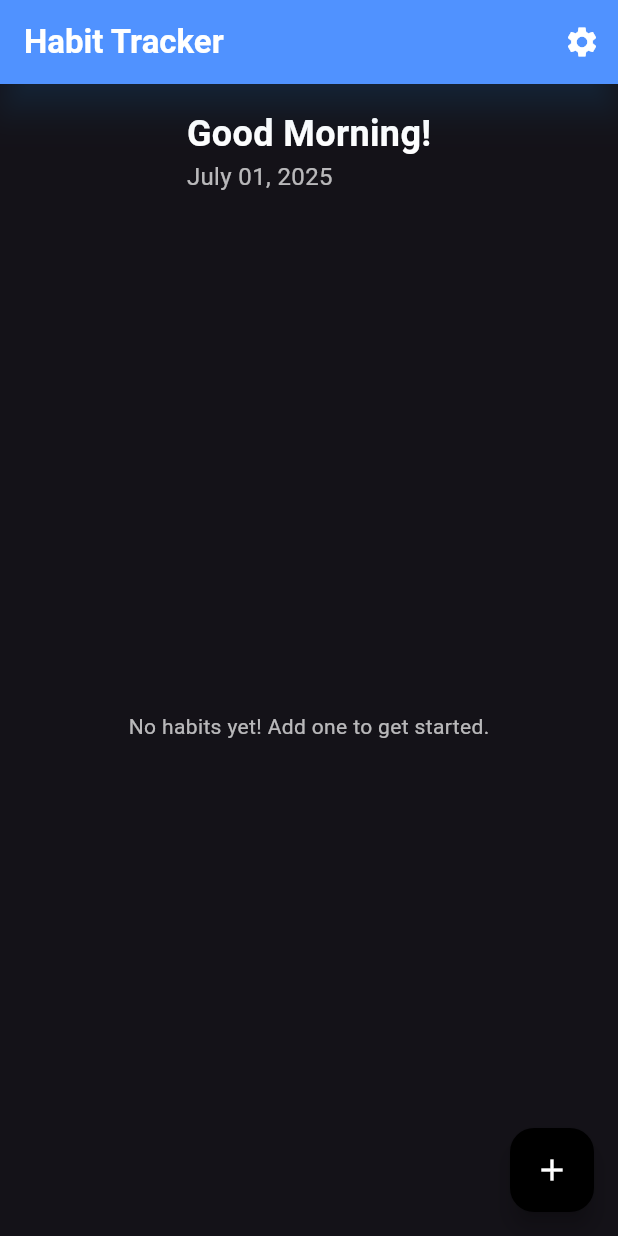
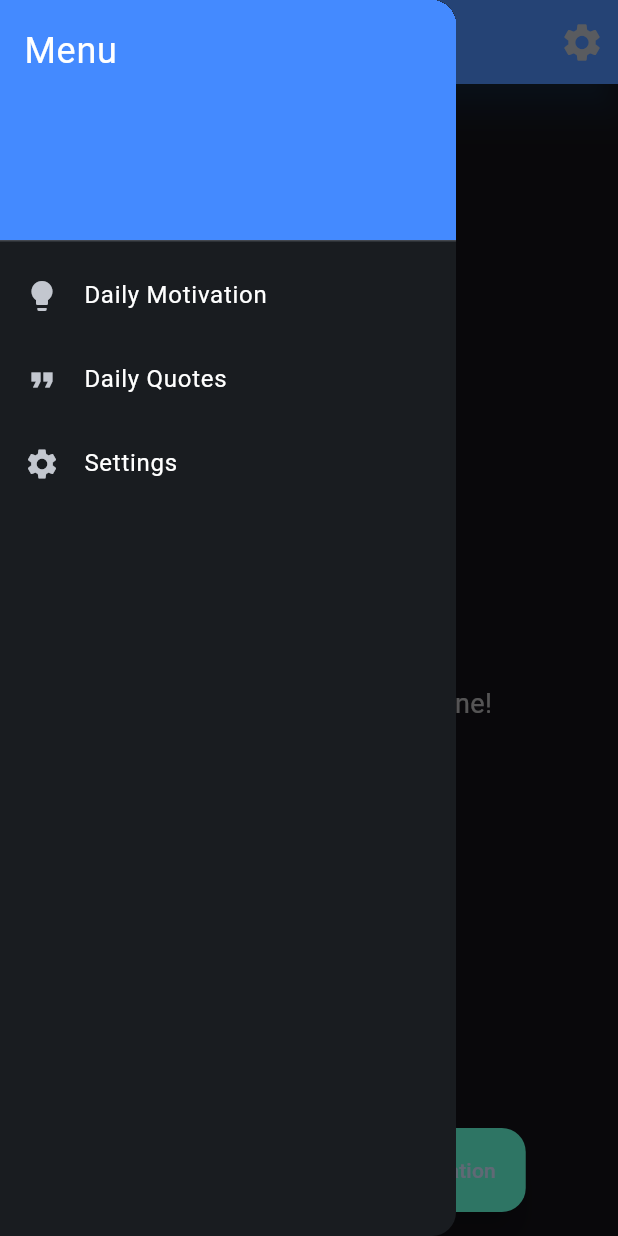
Before and after one commit to sajidbaba1/Habit-Tracker-App, a Flutter app: the screen it shows after launch, with the side drawer open (before the commit the screen has no drawer), on a phone screen of 412 x 824 dp. Run offline on Flutter 3.47's test engine with Material 3 defaults, Android fonts, the phone set to English and light mode, and no system bars; drawn by our look-alikes of animated_text_kit; our stand-ins replace flutter_colorpicker, get_it, rxdart, sqflite; accounts and stored records are empty.

Commit message:
changed the habit card and some issues related to the synchronous

```diff
--- a/lib/main.dart
+++ b/lib/main.dart
@@ -1,10 +1,13 @@
 import 'package:flutter/material.dart';
 import 'package:provider/provider.dart';
+import 'package:habit_tracker_app/providers/habit_provider.dart';
 import 'package:habit_tracker_app/screens/home_screen.dart';
-import 'package:habit_tracker_app/providers/habit_provider.dart';
+import 'package:get_it/get_it.dart';
+import 'package:habit_tracker_app/services/navigation_service.dart';
 
 void main() async {
   WidgetsFlutterBinding.ensureInitialized();
+  GetIt.I.registerSingleton<NavigationService>(NavigationService());
   runApp(const MyApp());
 }
 
@@ -15,11 +18,13 @@ class MyApp extends StatelessWidget {
   Widget build(BuildContext context) {
     return MultiProvider(
       providers: [
-        ChangeNotifierProvider(create: (_) => HabitProvider()),
+        ChangeNotifierProvider(create: (_) => HabitProvider()..loadHabits()),
       ],
-      child: Consumer<HabitProvider>(
-        builder: (context, habitProvider, child) {
+      child: Builder(
+        builder: (context) {
+          final habitProvider = Provider.of<HabitProvider?>(context);
           return MaterialApp(
+            navigatorKey: GetIt.I<NavigationService>().navigatorKey,
             title: 'Habit Tracker',
             theme: ThemeData(
               colorScheme: ColorScheme.fromSeed(
@@ -62,7 +67,7 @@ class MyApp extends StatelessWidget {
                 bodyLarge: TextStyle(color: Colors.white70),
               ),
             ),
-            themeMode: habitProvider.isDarkMode ? ThemeMode.dark : ThemeMode.light,
+            themeMode: habitProvider != null && habitProvider.isDarkMode ? ThemeMode.dark : ThemeMode.light,
             home: const HomeScreen(),
           );
         },
--- a/lib/screens/home_screen.dart
+++ b/lib/screens/home_screen.dart
@@ -1,10 +1,16 @@
 import 'package:flutter/material.dart';
 import 'package:provider/provider.dart';
-import 'package:habit_tracker_app/providers/habit_provider.dart';
+import 'package:animated_text_kit/animated_text_kit.dart';
+import 'package:intl/intl.dart';
 import 'package:habit_tracker_app/screens/add_habit_screen.dart';
 import 'package:habit_tracker_app/screens/settings_screen.dart';
+import 'package:habit_tracker_app/screens/daily_motivation_screen.dart';
+import 'package:habit_tracker_app/screens/daily_quotes_screen.dart';
+import 'package:habit_tracker_app/providers/habit_provider.dart';
 import 'package:habit_tracker_app/widgets/habit_card.dart';
-import 'package:intl/intl.dart';
+import 'package:habit_tracker_app/services/navigation_service.dart';
+import 'package:get_it/get_it.dart';
+import 'package:animations/animations.dart';
 
 class HomeScreen extends StatelessWidget {
   const HomeScreen({super.key});
@@ -12,68 +18,126 @@ class HomeScreen extends StatelessWidget {
   @override
   Widget build(BuildContext context) {
     final habitProvider = Provider.of<HabitProvider>(context);
-    final now = DateTime.now();
-    final greeting = now.hour < 12 ? 'Good Morning' : now.hour < 17 ? 'Good Afternoon' : 'Good Evening';
-    final formattedDate = DateFormat('MMMM dd, yyyy').format(now);
+    final navigationService = GetIt.I<NavigationService>();
+    final screenWidth = MediaQuery.of(context).size.width;
 
     return Scaffold(
       appBar: AppBar(
-        title: const Text('Habit Tracker', style: TextStyle(fontWeight: FontWeight.bold)),
+        title: AnimatedTextKit(
+          animatedTexts: [
+            TypewriterAnimatedText(
+              _getGreeting(),
+              textStyle: const TextStyle(fontSize: 24, fontWeight: FontWeight.bold),
+              speed: const Duration(milliseconds: 100),
+            ),
+          ],
+          totalRepeatCount: 1,
+        ),
+        actions: [
+          IconButton(
+            icon: const Icon(Icons.settings, size: 30),
+            onPressed: () => navigationService.navigateTo(const SettingsScreen()),
+          ),
+        ],
         backgroundColor: Theme.of(context).colorScheme.primary,
         elevation: 10,
         shadowColor: Colors.blue.withOpacity(0.3),
-        actions: [
-          IconButton(
-            icon: const Icon(Icons.settings),
-            onPressed: () => Navigator.push(context, MaterialPageRoute(builder: (_) => const SettingsScreen())),
-            color: Colors.white,
+      ),
+      drawer: Drawer(
+        child: ListView(
+          padding: EdgeInsets.zero,
+          children: [
+            DrawerHeader(
+              decoration: BoxDecoration(color: Theme.of(context).colorScheme.primary),
+              child: Text('Menu', style: TextStyle(color: Theme.of(context).colorScheme.onPrimary, fontSize: 24)),
+            ),
+            ListTile(
+              leading: const Icon(Icons.lightbulb),
+              title: const Text('Daily Motivation'),
+              onTap: () => navigationService.navigateTo(const DailyMotivationScreen()),
+            ),
+            ListTile(
+              leading: const Icon(Icons.format_quote),
+              title: const Text('Daily Quotes'),
+              onTap: () => navigationService.navigateTo(const DailyQuotesScreen()),
+            ),
+            ListTile(
+              leading: const Icon(Icons.settings),
+              title: const Text('Settings'),
+              onTap: () => navigationService.navigateTo(const SettingsScreen()),
             ),
           ],
         ),
-      body: Column(
+      ),
+      body: SafeArea(
+        child: Column(
           children: [
             Padding(
               padding: const EdgeInsets.all(16.0),
-            child: Column(
-              crossAxisAlignment: CrossAxisAlignment.start,
-              children: [
-                Text('$greeting!', style: TextStyle(fontSize: 24, fontWeight: FontWeight.bold, color: Theme.of(context).colorScheme.onSurface)),
-                Text(formattedDate, style: TextStyle(fontSize: 16, color: Theme.of(context).colorScheme.onSurface.withOpacity(0.7))),
-              ],
+              child: Text(
+                DateFormat('d MMMM yyyy').format(DateTime.now()),
+                style: TextStyle(fontSize: 18, color: Theme.of(context).colorScheme.onSurface.withOpacity(0.7)),
               ),
             ),
             Expanded(
               child: StreamBuilder<bool>(
                 stream: habitProvider.loading,
-              initialData: false,
                 builder: (context, snapshot) {
-                if (snapshot.data ?? false) {
+                  if (snapshot.connectionState == ConnectionState.waiting || snapshot.data == true) {
                     return const Center(child: CircularProgressIndicator());
                   }
-                final habits = habitProvider.habits;
-                if (habits.isEmpty) {
-                  return const Center(child: Text('No habits yet! Add one to get started.', style: TextStyle(color: Colors.white70)));
+                  if (habitProvider.habits.isEmpty) {
+                    return Center(child: Text('No habits yet. Add a new one!', style: TextStyle(fontSize: 18, color: Theme.of(context).colorScheme.onSurface.withOpacity(0.7))));
                   }
-                return ListView.builder(
-                  padding: const EdgeInsets.all(8.0),
-                  itemCount: habits.length,
-                  itemBuilder: (context, index) => HabitCard(index: index),
+                  return RefreshIndicator(
+                    onRefresh: () => habitProvider.loadHabits(),
+                    child: ListView.builder(
+                      padding: EdgeInsets.symmetric(horizontal: screenWidth * 0.05, vertical: 8.0),
+                      itemCount: habitProvider.habits.length,
+                      itemBuilder: (context, index) => AnimatedBuilder(
+                        animation: habitProvider,
+                        builder: (context, child) => HabitCard(index: index),
+                      ),
+                    ),
                   );
                 },
               ),
             ),
           ],
         ),
-      floatingActionButton: FloatingActionButton(
-        onPressed: () async {
-          final newHabit = await Navigator.push(context, MaterialPageRoute(builder: (_) => const AddHabitScreen()));
-          if (newHabit != null && !habitProvider.habits.any((h) => h['title'] == newHabit['title'])) {
-            await habitProvider.addHabit(newHabit);
-          }
-        },
-        child: const Icon(Icons.add, color: Colors.white),
-        backgroundColor: Colors.black,
       ),
+      floatingActionButton: Row(
+        mainAxisAlignment: MainAxisAlignment.center,
+        children: [
+          FloatingActionButton.extended(
+            heroTag: 'add_habit_button',
+            onPressed: () => navigationService.navigateTo(const AddHabitScreen()),
+            label: const Text('Add Habit'),
+            icon: const Icon(Icons.add, size: 30),
+            backgroundColor: Theme.of(context).colorScheme.secondary,
+            elevation: 10,
+            shape: const RoundedRectangleBorder(borderRadius: BorderRadius.all(Radius.circular(16.0))),
+          ),
+          const SizedBox(width: 10),
+          FloatingActionButton.extended(
+            heroTag: 'motivation_button',
+            onPressed: () => navigationService.navigateTo(const DailyMotivationScreen()),
+            label: const Text('Motivation'),
+            icon: const Icon(Icons.lightbulb, size: 30),
+            backgroundColor: Theme.of(context).colorScheme.secondary,
+            elevation: 10,
+            shape: const RoundedRectangleBorder(borderRadius: BorderRadius.all(Radius.circular(16.0))),
+          ),
+        ],
+      ),
+      floatingActionButtonLocation: FloatingActionButtonLocation.centerFloat,
     );
   }
+
+  String _getGreeting() {
+    final hour = DateTime.now().hour;
+    if (hour < 12) return 'Good Morning';
+    if (hour < 17) return 'Good Afternoon';
+    return 'Good Evening';
   }
+}
--- a/lib/screens/settings_screen.dart
+++ b/lib/screens/settings_screen.dart
@@ -1,7 +1,7 @@
 import 'package:flutter/material.dart';
 import 'package:provider/provider.dart';
 import 'package:habit_tracker_app/providers/habit_provider.dart';
-import 'package:habit_tracker_app/screens/home_screen.dart'; // Ensure this import is present
+import 'package:habit_tracker_app/screens/home_screen.dart';
 
 class SettingsScreen extends StatelessWidget {
   const SettingsScreen({super.key});
@@ -30,7 +30,7 @@ class SettingsScreen extends StatelessWidget {
                 habitProvider.toggleTheme(value);
                 Navigator.pushReplacement(
                   context,
-                  MaterialPageRoute(builder: (_) => const HomeScreen()), // Ensure HomeScreen is correctly referenced
+                  MaterialPageRoute(builder: (_) => const HomeScreen()),
                 );
               },
               tileColor: Theme.of(context).cardColor,
```
Also changed, not shown: lib/database_helper.dart (+28 -6 lines), lib/providers/habit_provider.dart (+59 -29 lines), lib/screens/add_habit_screen.dart (+58 -59 lines), lib/screens/daily_motivation_screen.dart (+19 -6 lines), lib/screens/daily_quotes_screen.dart (+19 -5 lines), lib/services/navigation_service.dart (+5 -3 lines), lib/widgets/habit_card.dart (+27 -26 lines), pubspec.yaml (+19 -27 lines), pubspec.lock, 6 other files. Lines whose indentation alone changed are shown as unchanged.
